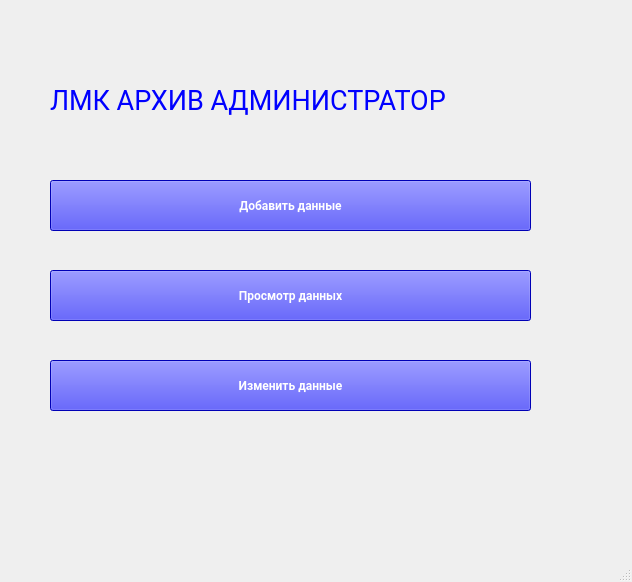
Old version of the form admin_archive_lmk/mainwindow.ui in the repository FANDIM-wolf/FileHub.
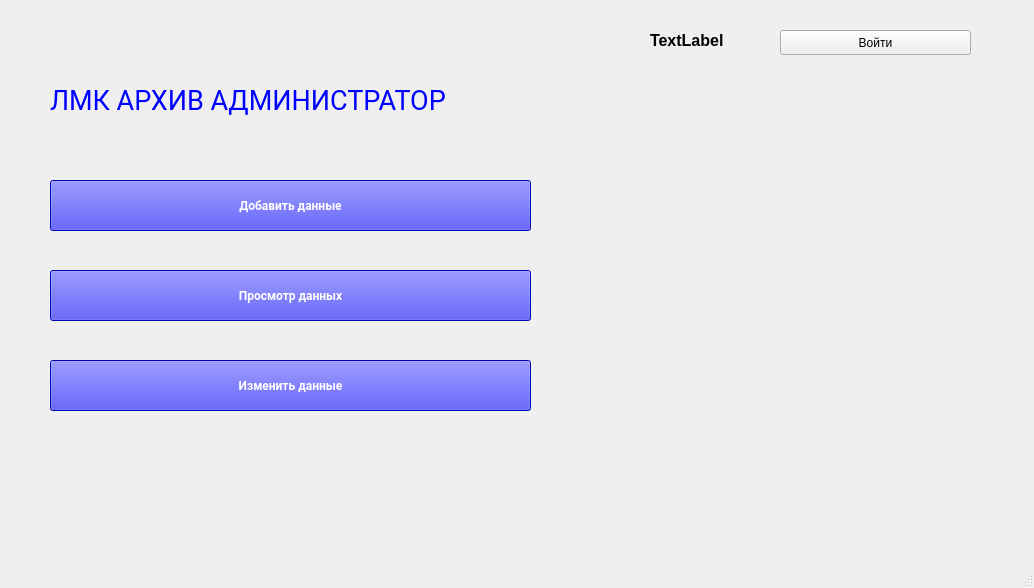
New version of the form.

What changed in the file:
```diff
--- a/admin_archive_lmk/mainwindow.ui
+++ b/admin_archive_lmk/mainwindow.ui
@@ -6,8 +6,8 @@
    <rect>
     <x>0</x>
     <y>0</y>
-    <width>632</width>
-    <height>582</height>
+    <width>1034</width>
+    <height>588</height>
    </rect>
   </property>
   <property name="windowTitle">
@@ -112,6 +112,40 @@
      <string>ЛМК АРХИВ АДМИНИСТРАТОР</string>
     </property>
    </widget>
+   <widget class="QPushButton" name="pushButton_4">
+    <property name="geometry">
+     <rect>
+      <x>780</x>
+      <y>30</y>
+      <width>191</width>
+      <height>25</height>
+     </rect>
+    </property>
+    <property name="text">
+     <string>Войти</string>
+    </property>
+   </widget>
+   <widget class="QLabel" name="label_2">
+    <property name="geometry">
+     <rect>
+      <x>650</x>
+      <y>30</y>
+      <width>301</width>
+      <height>20</height>
+     </rect>
+    </property>
+    <property name="font">
+     <font>
+      <family>Arial</family>
+      <pointsize>12</pointsize>
+      <weight>75</weight>
+      <bold>true</bold>
+     </font>
+    </property>
+    <property name="text">
+     <string>TextLabel</string>
+    </property>
+   </widget>
   </widget>
   <widget class="QMenuBar" name="menubar">
    <property name="geometry">
```
Left out of the diff: 2 changed lines with no effect on the pictures.
